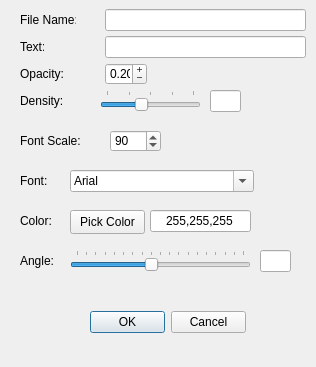
The window that options.ui (hikaruAi/Watermarker) describes before a commit, drawn with Qt 5.
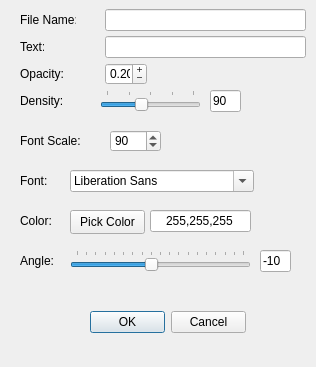
The same window after the commit. Icons and pictures are not drawn.

Patch:
```diff
--- a/options.ui
+++ b/options.ui
@@ -236,6 +236,23 @@
     <property name="currentText">
      <string>Arial</string>
     </property>
+    <property name="placeholderText">
+     <string/>
+    </property>
+    <property name="duplicatesEnabled">
+     <bool>false</bool>
+    </property>
+    <property name="modelColumn">
+     <number>0</number>
+    </property>
+    <property name="fontFilters">
+     <set>QFontComboBox::FontFilter::AllFonts</set>
+    </property>
+    <property name="currentFont">
+     <font>
+      <family>Arial</family>
+     </font>
+    </property>
    </widget>
    <widget class="QLabel" name="color_label">
     <property name="geometry">
@@ -375,6 +392,9 @@
       <height>22</height>
      </rect>
     </property>
+    <property name="text">
+     <string>90</string>
+    </property>
    </widget>
    <widget class="QLineEdit" name="angle_edit">
     <property name="geometry">
@@ -385,6 +405,9 @@
       <height>22</height>
      </rect>
     </property>
+    <property name="text">
+     <string>-10</string>
+    </property>
    </widget>
   </widget>
  </widget>
```
Left out of the diff: 3 changed lines with no effect on the pictures.
